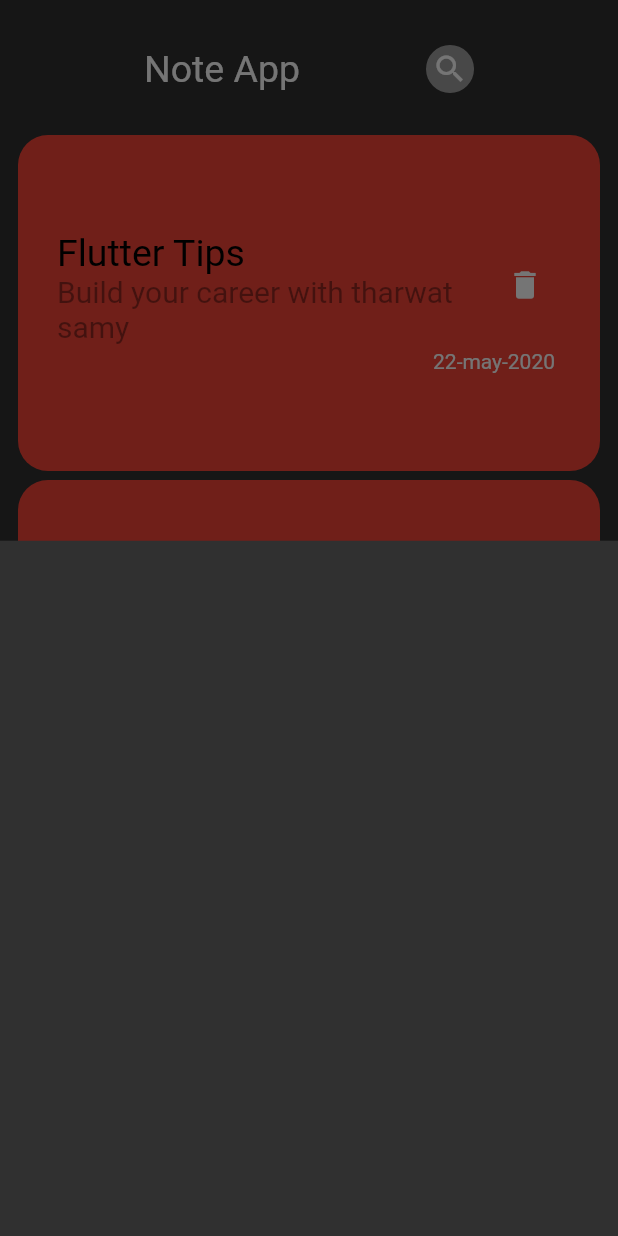
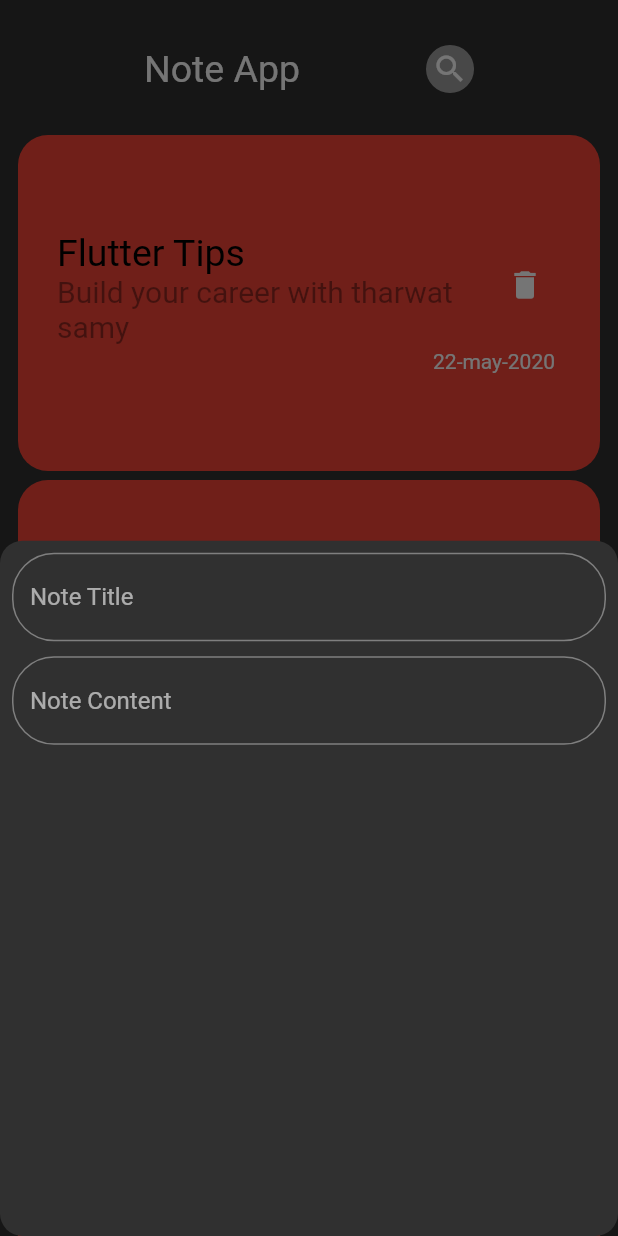
Before and after one commit to AbdelrahmanZeid/NotesApp, a Flutter app: the screen it shows after launch, after a tap on the "add" icon, on a phone screen of 412 x 824 dp. Run offline on Flutter 3.47's test engine with Material 2 defaults, Android fonts, the phone set to English and light mode, and no system bars.

Commit message:
create custom text form field

```diff
--- a/lib/view/notes_view.dart
+++ b/lib/view/notes_view.dart
@@ -13,6 +13,9 @@ class NotesView extends StatelessWidget {
       floatingActionButton: FloatingActionButton(
         onPressed: () {
           showModalBottomSheet(
+            shape: RoundedRectangleBorder(
+              borderRadius: BorderRadius.circular(15),
+            ),
             context: context,
             builder: (context) {
               return AddNoteBottomSheet();
--- a/lib/view/wigdets/add_note_bottom_sheet.dart
+++ b/lib/view/wigdets/add_note_bottom_sheet.dart
@@ -1,10 +1,18 @@
 import 'package:flutter/material.dart';
+import 'package:note_app/view/wigdets/custom_text_form_field.dart';
 
 class AddNoteBottomSheet extends StatelessWidget {
-
-
   @override
   Widget build(BuildContext context) {
-    return Container() ;
+    return Padding(
+      padding:const EdgeInsets.all(8),
+      child: ListView(
+        children:  [
+          CustomTextFormField(hintText: 'Note Title',),
+         const SizedBox(height: 10,),
+          CustomTextFormField(hintText: 'Note Content',),
+        ],
+      ),
+    );
   }
 }
--- /dev/null
+++ b/lib/view/wigdets/custom_text_form_field.dart
@@ -0,0 +1,20 @@
+import 'package:flutter/material.dart';
+
+class CustomTextFormField extends StatelessWidget {
+    CustomTextFormField({super.key, required this.hintText});
+
+  final String hintText;
+
+  @override
+  Widget build(BuildContext context) {
+    return TextFormField(
+      decoration: InputDecoration(
+        hintText: hintText,
+        border: OutlineInputBorder(
+          borderRadius: BorderRadius.circular(28),
+          borderSide: BorderSide(color: Colors.blueAccent),
+        ),
+      ),
+    );
+  }
+}
```
